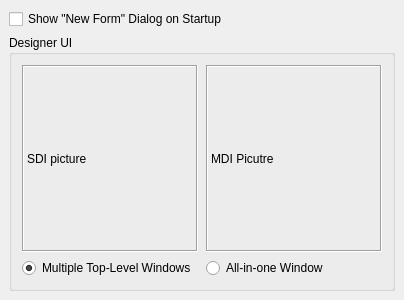
Qt form tools/designer/src/designer/designer_preferences.ui (arnt/qt-history2) before a commit.
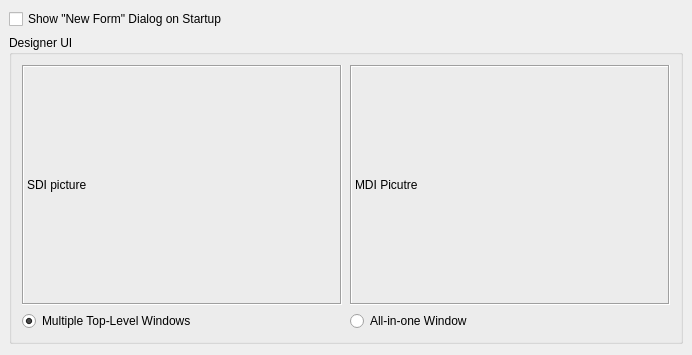
The same form after that commit.

What changed in the file:
```diff
--- a/tools/designer/src/designer/designer_preferences.ui
+++ b/tools/designer/src/designer/designer_preferences.ui
@@ -11,8 +11,8 @@
    <rect>
     <x>0</x>
     <y>0</y>
-    <width>404</width>
-    <height>300</height>
+    <width>690</width>
+    <height>355</height>
    </rect>
   </property>
   <property name="windowTitle" >
@@ -37,8 +37,8 @@
       <rect>
        <x>9</x>
        <y>9</y>
-       <width>386</width>
-       <height>20</height>
+       <width>672</width>
+       <height>22</height>
       </rect>
      </property>
      <property name="text" >
@@ -54,9 +54,9 @@
      <property name="geometry" >
       <rect>
        <x>9</x>
-       <y>35</y>
-       <width>386</width>
-       <height>256</height>
+       <y>37</y>
+       <width>672</width>
+       <height>303</height>
       </rect>
      </property>
      <property name="title" >
@@ -92,10 +92,24 @@
            <rect>
             <x>1</x>
             <y>1</y>
-            <width>206</width>
-            <height>187</height>
+            <width>320</width>
+            <height>240</height>
            </rect>
           </property>
+          <property name="sizePolicy" >
+           <sizepolicy>
+            <hsizetype>0</hsizetype>
+            <vsizetype>0</vsizetype>
+            <horstretch>0</horstretch>
+            <verstretch>0</verstretch>
+           </sizepolicy>
+          </property>
+          <property name="minimumSize" >
+           <size>
+            <width>320</width>
+            <height>240</height>
+           </size>
+          </property>
           <property name="frameShape" >
            <enum>QFrame::Box</enum>
           </property>
@@ -115,9 +129,9 @@
           <property name="geometry" >
            <rect>
             <x>1</x>
-            <y>194</y>
-            <width>206</width>
-            <height>20</height>
+            <y>247</y>
+            <width>320</width>
+            <height>22</height>
            </rect>
           </property>
           <property name="text" >
@@ -150,10 +164,24 @@
            <rect>
             <x>1</x>
             <y>1</y>
-            <width>148</width>
-            <height>187</height>
+            <width>320</width>
+            <height>240</height>
            </rect>
           </property>
+          <property name="sizePolicy" >
+           <sizepolicy>
+            <hsizetype>0</hsizetype>
+            <vsizetype>0</vsizetype>
+            <horstretch>0</horstretch>
+            <verstretch>0</verstretch>
+           </sizepolicy>
+          </property>
+          <property name="minimumSize" >
+           <size>
+            <width>320</width>
+            <height>240</height>
+           </size>
+          </property>
           <property name="frameShape" >
            <enum>QFrame::Box</enum>
           </property>
@@ -173,9 +201,9 @@
           <property name="geometry" >
            <rect>
             <x>1</x>
-            <y>194</y>
-            <width>148</width>
-            <height>20</height>
+            <y>247</y>
+            <width>320</width>
+            <height>22</height>
            </rect>
           </property>
           <property name="text" >
@@ -188,6 +216,30 @@
      </layout>
     </widget>
    </item>
+   <item>
+    <spacer>
+     <property name="objectName" >
+      <string notr="true" >verticalSpacer</string>
+     </property>
+     <property name="geometry" >
+      <rect>
+       <x>9</x>
+       <y>346</y>
+       <width>672</width>
+       <height>0</height>
+      </rect>
+     </property>
+     <property name="orientation" >
+      <enum>Qt::Vertical</enum>
+     </property>
+     <property name="sizeHint" >
+      <size>
+       <width>0</width>
+       <height>0</height>
+      </size>
+     </property>
+    </spacer>
+   </item>
   </layout>
  </widget>
  <pixmapfunction></pixmapfunction>
```
